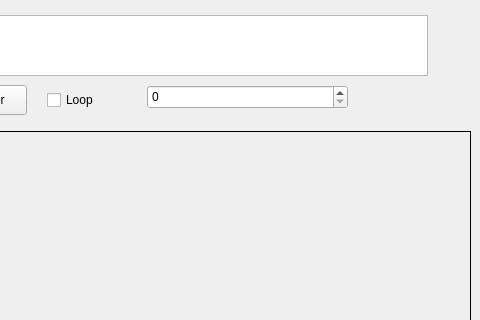
Old version of the form gui/MainWindow.ui in the repository Samgitproj/project_MediaOrganizer; both pictures show x 698 to 1178 and y 0 to 320 of the 1178 by 826 pixel window.
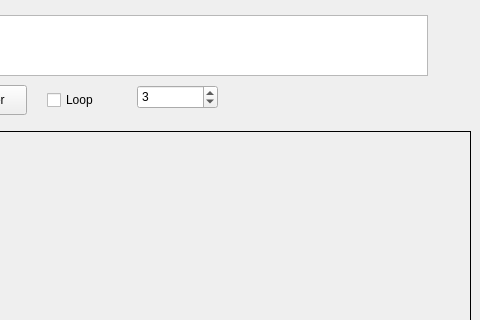
New version of the form.

```diff
--- a/gui/MainWindow.ui
+++ b/gui/MainWindow.ui
@@ -262,12 +262,15 @@
       <widget class="QSpinBox" name="spinPhotoDelay">
        <property name="geometry">
         <rect>
-         <x>830</x>
+         <x>820</x>
          <y>70</y>
-         <width>201</width>
+         <width>81</width>
          <height>24</height>
         </rect>
        </property>
+       <property name="value">
+        <number>3</number>
+       </property>
       </widget>
      </widget>
     </item>
```
